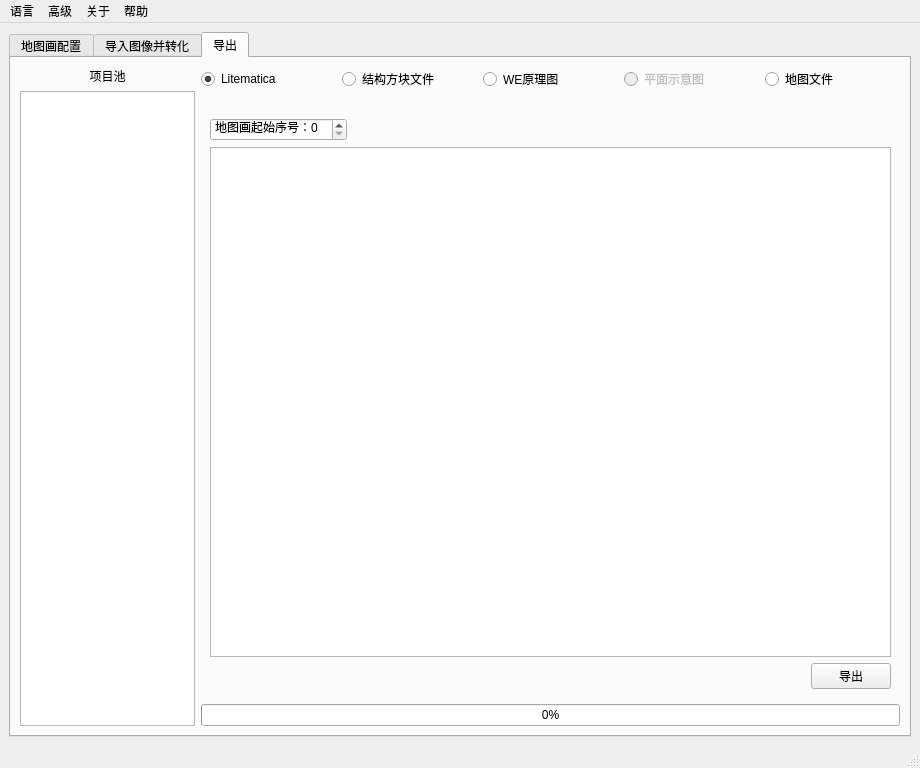
Above: SlopeCraft/SCWind.ui from SlopeCraft/SlopeCraft before the change. Below: the same form after it.
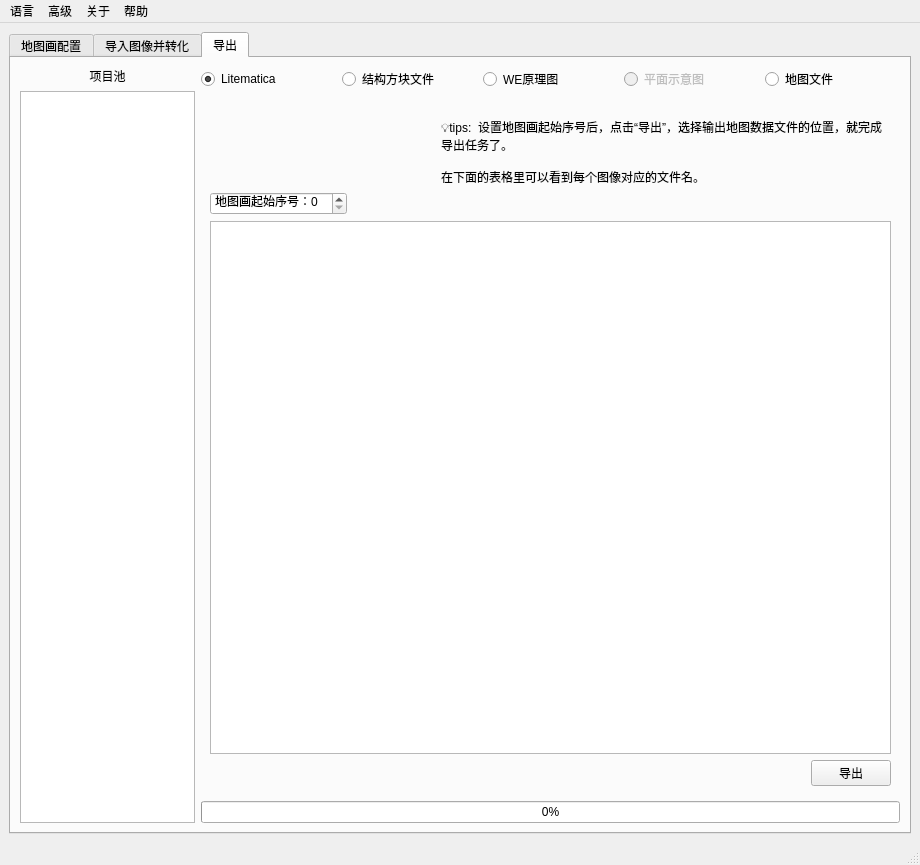
That is the form after the change. The open tabs and pages were chosen to show the change. Icons and pictures are not drawn. Custom widgets are drawn as their Qt base class.

The edit to the form file:
```diff
--- a/SlopeCraft/SCWind.ui
+++ b/SlopeCraft/SCWind.ui
@@ -7,7 +7,7 @@
     <x>0</x>
     <y>0</y>
     <width>920</width>
-    <height>740</height>
+    <height>865</height>
    </rect>
   </property>
   <property name="windowTitle">
@@ -1372,6 +1372,31 @@
               </item>
              </layout>
             </item>
+            <item row="0" column="0">
+             <widget class="QLabel" name="label_3">
+              <property name="text">
+               <string/>
+              </property>
+              <property name="pixmap">
+               <pixmap>others/images/map_icon.png</pixmap>
+              </property>
+             </widget>
+            </item>
+            <item row="0" column="1" colspan="2">
+             <widget class="QLabel" name="label_4">
+              <property name="text">
+               <string>💡tips:  设置地图画起始序号后，点击“导出”，选择输出地图数据文件的位置，就完成导出任务了。
+
+在下面的表格里可以看到每个图像对应的文件名。</string>
+              </property>
+              <property name="alignment">
+               <set>Qt::AlignLeading|Qt::AlignLeft|Qt::AlignTop</set>
+              </property>
+              <property name="wordWrap">
+               <bool>true</bool>
+              </property>
+             </widget>
+            </item>
            </layout>
           </widget>
          </widget>
```
Left out of the diff: 8 changed lines with no effect on the pictures.
